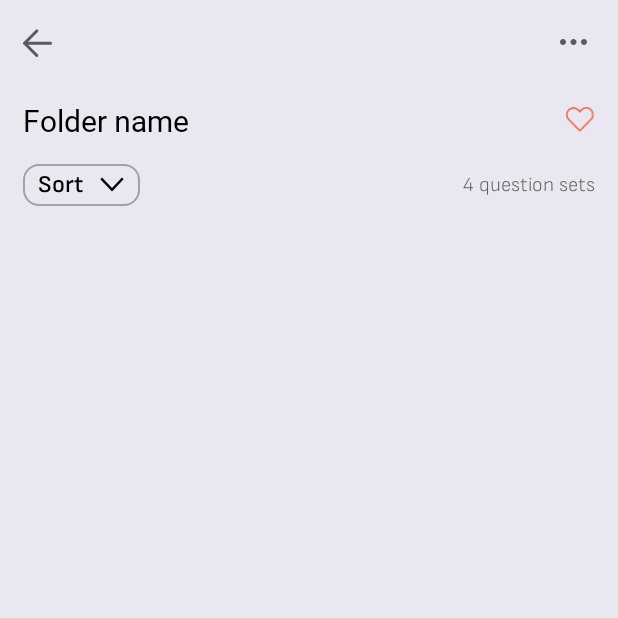
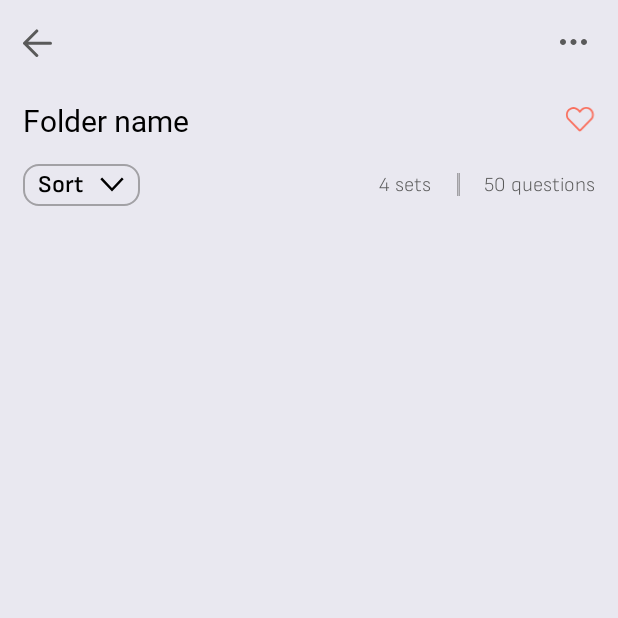
Before and after one commit to natagzn/PrepWiseMobile, an Android app: the fragment ViewFolderFragment shown on its own in the app's theme, on a phone screen of 412 x 824 dp, the top half of it. Run offline under Robolectric (Android 15) with nearby library versions, the phone set to English and light mode, and no system bars; our stand-ins replace CircleImageView.

Commit message:
PS-40 Update View folder page

```diff
--- a/PrepWise/app/src/main/java/com/example/prepwise/fragments/ViewFolderFragment.kt
+++ b/PrepWise/app/src/main/java/com/example/prepwise/fragments/ViewFolderFragment.kt
@@ -31,6 +31,7 @@ class ViewFolderFragment : Fragment() {
 
     private lateinit var setFolderName: TextView
     private lateinit var setNumberOfSet: TextView
+    private lateinit var setNumberOfQuestion: TextView
     private lateinit var setLike: ImageView
 
     companion object {
@@ -65,11 +66,15 @@ class ViewFolderFragment : Fragment() {
 
         setFolderName = view.findViewById(R.id.folder_name)
         setNumberOfSet = view.findViewById(R.id.number_of_sets)
+        setNumberOfQuestion = view.findViewById(R.id.number_of_questions)
         setLike = view.findViewById(R.id.like)
 
         folder?.let {
             setFolderName.text = it.name
             setNumberOfSet.text = it.sets.size.toString()
+
+            val totalQuestions = it.sets.sumOf { set -> set.questions.size }
+            setNumberOfQuestion.text = totalQuestions.toString()
         }
 
         // Меню роботи з сетом
--- a/PrepWise/app/src/main/res/layout/fragment_view_folder.xml
+++ b/PrepWise/app/src/main/res/layout/fragment_view_folder.xml
@@ -132,7 +132,31 @@
                     style="@style/light_12"
                     android:layout_width="wrap_content"
                     android:layout_height="wrap_content"
-                    android:text="@string/question_sets_"
+                    android:layout_marginEnd="17dp"
+                    android:text="@string/sets"
+                    android:textColor="@color/gray" />
+
+                <ImageView
+                    android:layout_width="2dp"
+                    android:layout_height="15dp"
+                    android:layout_marginEnd="16dp"
+                    android:scaleType="fitXY"
+                    android:src="@drawable/line_or" />
+
+                <TextView
+                    android:id="@+id/number_of_questions"
+                    style="@style/light_12"
+                    android:layout_width="wrap_content"
+                    android:layout_height="wrap_content"
+                    android:layout_marginEnd="3dp"
+                    android:text="50"
+                    android:textColor="@color/gray" />
+
+                <TextView
+                    style="@style/light_12"
+                    android:layout_width="wrap_content"
+                    android:layout_height="wrap_content"
+                    android:text="@string/questions"
                     android:textColor="@color/gray" />
 
             </LinearLayout>
--- a/PrepWise/app/src/main/res/layout/fragment_view_set.xml
+++ b/PrepWise/app/src/main/res/layout/fragment_view_set.xml
@@ -97,7 +97,7 @@
                 android:textSize="12sp" />
 
             <ImageView
-                android:layout_width="1dp"
+                android:layout_width="2dp"
                 android:layout_height="15dp"
                 android:layout_marginEnd="16dp"
                 android:scaleType="fitXY"
--- a/PrepWise/app/src/main/res/values/strings.xml
+++ b/PrepWise/app/src/main/res/values/strings.xml
@@ -174,6 +174,6 @@
     <string name="ask_for_help">ask for help</string>
     <string name="look_answer">look answer</string>
 
-    <string name="question_sets_">question sets</string>
+    <string name="sets">sets</string>
 
 </resources>
```
